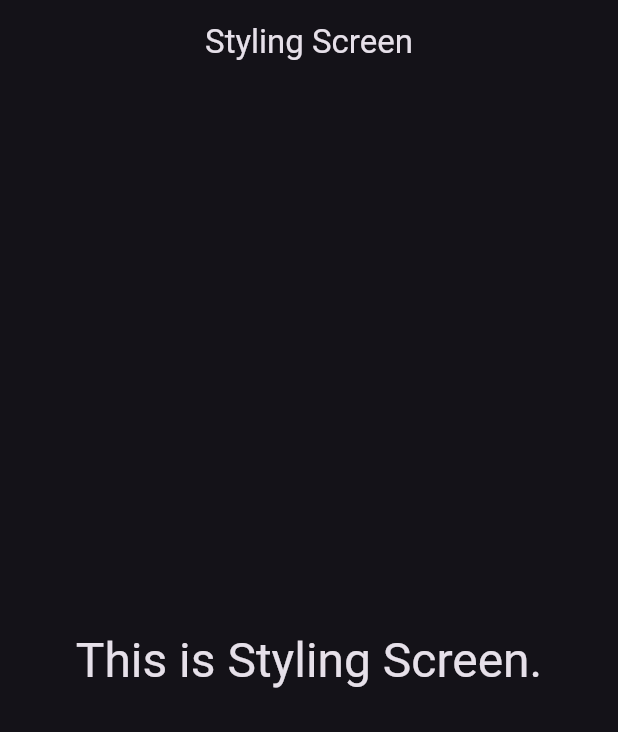
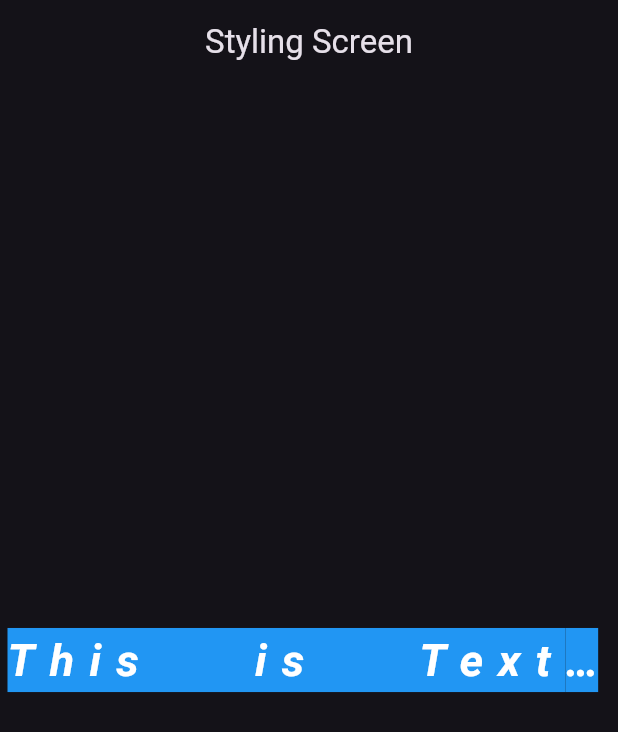
Before and after one commit to Hassanulhaq52/Fast-Track-Flutter, a Flutter app: the screen it shows after launch, on a phone screen of 412 x 824 dp. Shown: the top 732 px of the screen. Run offline on Flutter 3.47's test engine with Material 3 defaults, Android fonts, the phone set to English and light mode, and no system bars.

Commit message:
Text Style

```diff
--- a/lib/styling_responsiveness/styling_screen.dart
+++ b/lib/styling_responsiveness/styling_screen.dart
@@ -9,15 +9,29 @@ class StylingScreen extends StatelessWidget {
       appBar: AppBar(
         title: Text('Styling Screen'),
         centerTitle: true,
-
       ),
       body: Column(
         mainAxisAlignment: MainAxisAlignment.center,
         crossAxisAlignment: CrossAxisAlignment.center,
         children: [
+          // Center(child: Text('This is Styling Screen.',style: Theme.of(context).textTheme.headlineLarge,),),
 
-          Center(child: Text('This is Styling Screen.',style: Theme.of(context).textTheme.headlineLarge,),),
+          Center(
+            child: Text(
+              'This is Text Style',
+              style: TextStyle(
+                backgroundColor: Colors.blue,
+                fontSize: 30,
+                color: Colors.white,
+                fontStyle: FontStyle.italic,
+                fontWeight: FontWeight.bold,
+                letterSpacing: 10,
+                overflow: TextOverflow.ellipsis,
+                wordSpacing: 50,
 
+              ),
+            ),
+          )
         ],
       ),
     );
```
